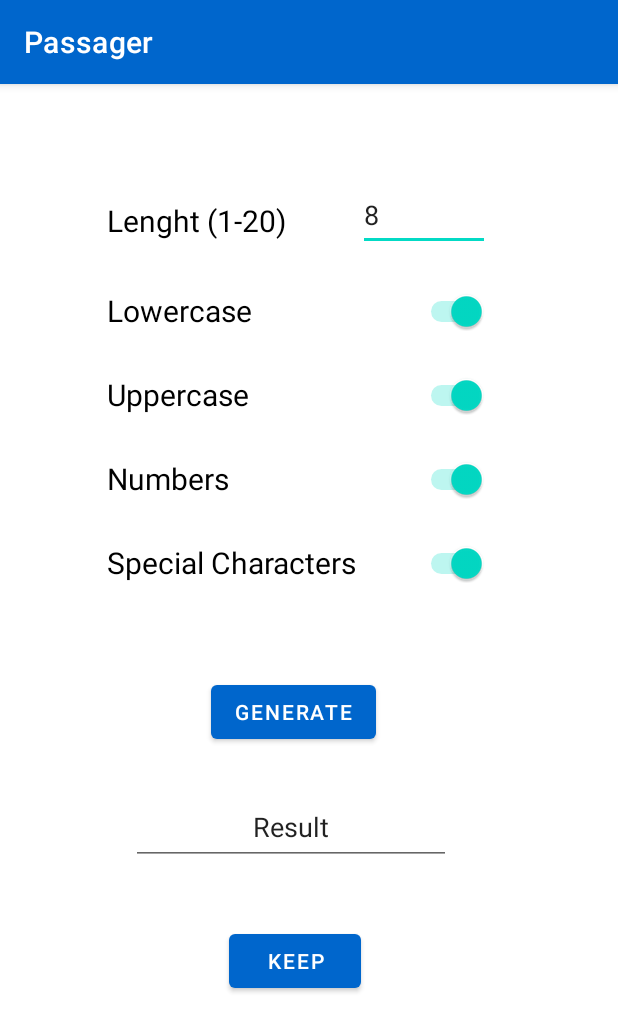
After one commit to RafKal/Passager, an Android app: the gen_password screen opened directly, with no data from a screen before it, on a phone screen of 412 x 824 dp. The commit adds this screen. Shown: the top 1032 px of the screen. Run offline under Robolectric (Android 15) with nearby library versions, the phone set to English and light mode, and no system bars.

Commit message:
password generator WIP

```diff
--- a/app/src/main/AndroidManifest.xml
+++ b/app/src/main/AndroidManifest.xml
@@ -17,6 +17,9 @@
         android:supportsRtl="true"
         android:theme="@style/Theme.Passager"
         tools:targetApi="31">
+        <activity
+            android:name=".gen_password"
+            android:exported="false" />
         <activity
             android:name=".gen_newDB"
             android:exported="false" />
--- /dev/null
+++ b/app/src/main/java/com/example/passager/gen_password.java
@@ -0,0 +1,71 @@
+package com.example.passager;
+
+import androidx.appcompat.app.AppCompatActivity;
+
+import android.content.Intent;
+import android.os.Bundle;
+import android.util.Log;
+import android.view.View;
+import android.widget.Button;
+import android.widget.Switch;
+import android.widget.TextView;
+
+public class gen_password extends AppCompatActivity {
+
+    String password;
+
+    @Override
+    protected void onCreate(Bundle savedInstanceState) {
+        super.onCreate(savedInstanceState);
+        setContentView(R.layout.activity_gen_password);
+
+        password_generator pg = new password_generator();
+
+        Switch lowercase = findViewById(R.id.switch_lowercase);
+        Switch uppercase = findViewById(R.id.switch_uppercase);
+        Switch numbers = findViewById(R.id.switch_numbers);
+        Switch special = findViewById(R.id.switch_special_characters);
+        TextView length = findViewById(R.id.pw_length);
+        TextView password_txt = findViewById(R.id.pw_result);
+
+
+        lowercase.isChecked();
+
+
+
+
+
+        Button generate =  (Button) findViewById(R.id.pw_generate);
+        generate.setOnClickListener(new View.OnClickListener() {
+            @Override
+            public void onClick(View view) {
+                String lenght_s = length.getText().toString();
+                int lenght_int = Integer.parseInt(lenght_s);
+
+
+                password = pg.generatePassword(lenght_int, lowercase.isChecked(),
+                        uppercase.isChecked(), numbers.isChecked(), special.isChecked());
+
+                password_txt.setText(password);
+
+
+            }
+        });
+
+
+        Button keep =  (Button) findViewById(R.id.pw_keep);
+        keep.setOnClickListener(new View.OnClickListener() {
+            @Override
+            public void onClick(View view) {
+
+                Intent returnIntent = new Intent();
+                returnIntent.putExtra("password", password);
+                setResult(RESULT_OK, returnIntent);
+                finish();
+
+            }
+        });
+
+
+    }
+}
--- a/app/src/main/java/com/example/passager/ui/list_Fragment.java
+++ b/app/src/main/java/com/example/passager/ui/list_Fragment.java
@@ -3,6 +3,7 @@ package com.example.passager.ui;
 import android.app.AlertDialog;
 import android.content.Context;
 import android.content.DialogInterface;
+import android.content.Intent;
 import android.os.Bundle;
 
 import androidx.appcompat.app.AppCompatActivity;
@@ -94,6 +95,7 @@ public class list_Fragment extends ListFragment {
 
             Group current_group = Activity.get_current_group();
             List grp_entries = current_group.getEntries();
+
 
 
             ArrayList<Group> groups = new ArrayList<Group>(current_group.getGroups().size());
@@ -470,4 +472,8 @@ public class list_Fragment extends ListFragment {
         UUID uuid = entry.getUuid();
         Activity.delete_entry(uuid);
     }
+
+
+
+
 }
--- /dev/null
+++ b/app/src/main/res/layout/activity_gen_password.xml
@@ -0,0 +1,135 @@
+<?xml version="1.0" encoding="utf-8"?>
+<androidx.constraintlayout.widget.ConstraintLayout xmlns:android="http://schemas.android.com/apk/res/android"
+    xmlns:app="http://schemas.android.com/apk/res-auto"
+    xmlns:tools="http://schemas.android.com/tools"
+    android:layout_width="match_parent"
+    android:layout_height="match_parent"
+    tools:context=".gen_password">
+
+    <EditText
+        android:id="@+id/pw_length"
+        android:layout_width="88dp"
+        android:layout_height="48dp"
+        android:layout_marginTop="63dp"
+        android:layout_marginEnd="76dp"
+        android:ems="10"
+        android:hint="Nr"
+        android:inputType="number"
+        android:text="8"
+        app:layout_constraintEnd_toEndOf="parent"
+        app:layout_constraintStart_toEndOf="@+id/pw_length_hint"
+        app:layout_constraintTop_toTopOf="parent" />
+
+    <TextView
+        android:id="@+id/pw_length_hint"
+        android:layout_width="wrap_content"
+        android:layout_height="wrap_content"
+        android:layout_marginStart="62dp"
+        android:layout_marginTop="77dp"
+        android:layout_marginEnd="38dp"
+        android:text="Lenght (1-20)"
+        android:textColor="#000000"
+        android:textSize="20sp"
+        app:layout_constraintEnd_toStartOf="@+id/pw_length"
+        app:layout_constraintStart_toStartOf="parent"
+        app:layout_constraintTop_toTopOf="parent" />
+
+    <Switch
+        android:id="@+id/switch_lowercase"
+        android:layout_width="253dp"
+        android:layout_height="56dp"
+        android:layout_marginStart="71dp"
+        android:layout_marginTop="12dp"
+        android:layout_marginEnd="87dp"
+        android:checked="true"
+        android:text="Lowercase"
+        android:textSize="20sp"
+        app:layout_constraintBottom_toTopOf="@+id/switch_uppercase"
+        app:layout_constraintEnd_toEndOf="parent"
+        app:layout_constraintStart_toStartOf="parent"
+        app:layout_constraintTop_toBottomOf="@+id/pw_length" />
+
+    <Switch
+        android:id="@+id/switch_uppercase"
+        android:layout_width="253dp"
+        android:layout_height="56dp"
+        android:layout_marginStart="71dp"
+        android:layout_marginEnd="87dp"
+        android:checked="true"
+        android:text="Uppercase"
+        android:textSize="20sp"
+        app:layout_constraintBottom_toTopOf="@+id/switch_numbers"
+        app:layout_constraintEnd_toEndOf="parent"
+        app:layout_constraintStart_toStartOf="parent"
+        app:layout_constraintTop_toBottomOf="@+id/switch_lowercase" />
+
+    <Switch
+        android:id="@+id/switch_special_characters"
+        android:layout_width="253dp"
+        android:layout_height="56dp"
+        android:layout_marginStart="71dp"
+        android:layout_marginEnd="87dp"
+        android:layout_marginBottom="50dp"
+        android:checked="true"
+        android:text="Special Characters"
+        android:textSize="20sp"
+        app:layout_constraintBottom_toTopOf="@+id/pw_generate"
+        app:layout_constraintEnd_toEndOf="parent"
+        app:layout_constraintStart_toStartOf="parent"
+        app:layout_constraintTop_toBottomOf="@+id/switch_numbers" />
+
+    <Switch
+        android:id="@+id/switch_numbers"
+        android:layout_width="253dp"
+        android:layout_height="56dp"
+        android:layout_marginStart="71dp"
+        android:layout_marginEnd="87dp"
+        android:checked="true"
+        android:text="Numbers"
+        android:textSize="20sp"
+        app:layout_constraintBottom_toTopOf="@+id/switch_special_characters"
+        app:layout_constraintEnd_toEndOf="parent"
+        app:layout_constraintStart_toStartOf="parent"
+        app:layout_constraintTop_toBottomOf="@+id/switch_uppercase" />
+
+    <Button
+        android:id="@+id/pw_generate"
+        android:layout_width="wrap_content"
+        android:layout_height="wrap_content"
+        android:layout_marginStart="139dp"
+        android:layout_marginTop="47dp"
+        android:layout_marginEnd="160dp"
+        android:text="generate"
+        app:layout_constraintEnd_toEndOf="parent"
+        app:layout_constraintStart_toStartOf="parent"
+        app:layout_constraintTop_toBottomOf="@+id/switch_special_characters" />
+
+    <Button
+        android:id="@+id/pw_keep"
+        android:layout_width="wrap_content"
+        android:layout_height="wrap_content"
+        android:layout_marginStart="152dp"
+        android:layout_marginTop="40dp"
+        android:layout_marginEnd="171dp"
+        android:text="Keep"
+        app:layout_constraintEnd_toEndOf="parent"
+        app:layout_constraintStart_toStartOf="parent"
+        app:layout_constraintTop_toBottomOf="@+id/pw_result" />
+
+    <EditText
+        android:id="@+id/pw_result"
+        android:layout_width="wrap_content"
+        android:layout_height="48dp"
+        android:layout_marginStart="89dp"
+        android:layout_marginTop="30dp"
+        android:layout_marginEnd="113dp"
+        android:layout_marginBottom="48dp"
+        android:ems="10"
+        android:gravity="center_horizontal"
+        android:inputType="text"
+        android:text="Result"
+        app:layout_constraintBottom_toTopOf="@+id/pw_keep"
+        app:layout_constraintEnd_toEndOf="parent"
+        app:layout_constraintStart_toStartOf="parent"
+        app:layout_constraintTop_toBottomOf="@+id/pw_generate" />
+</androidx.constraintlayout.widget.ConstraintLayout>
```
Also changed, not shown: app/src/main/java/com/example/passager/MainActivity.java (+8 -0 lines), app/src/main/java/com/example/passager/add_entry.java (+40 -6 lines), app/src/main/java/com/example/passager/password_generator.java (added, +57 -0 lines), app/src/main/res/layout/fragment_add_entry.xml (+1 -8 lines), app/src/main/res/layout/fragment_entry.xml (+0 -7 lines).
